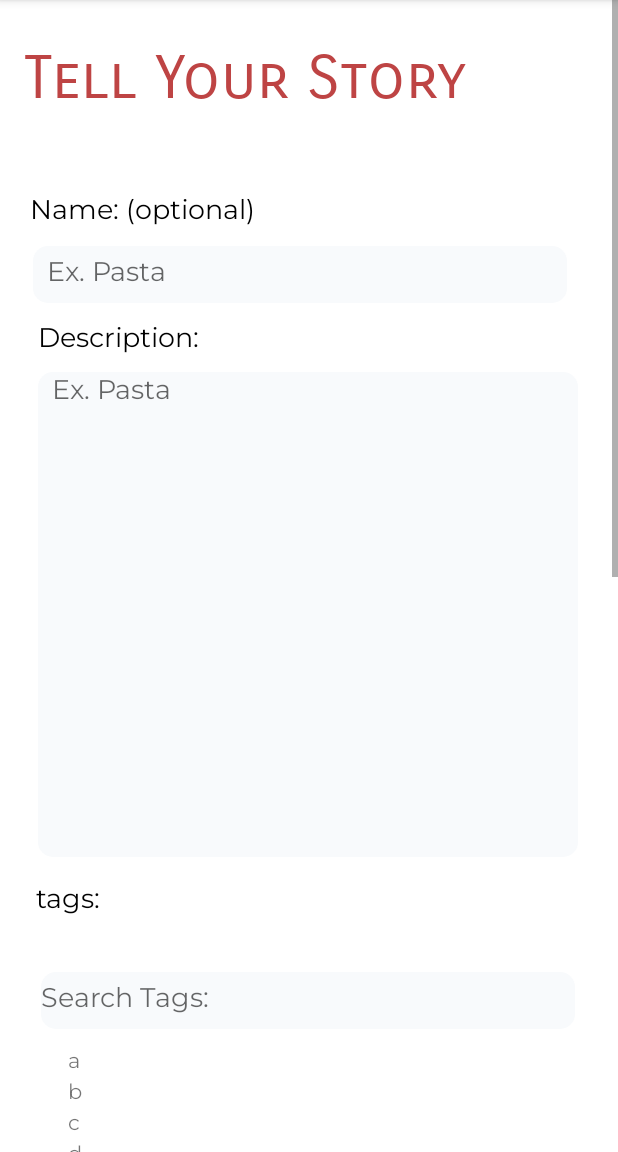
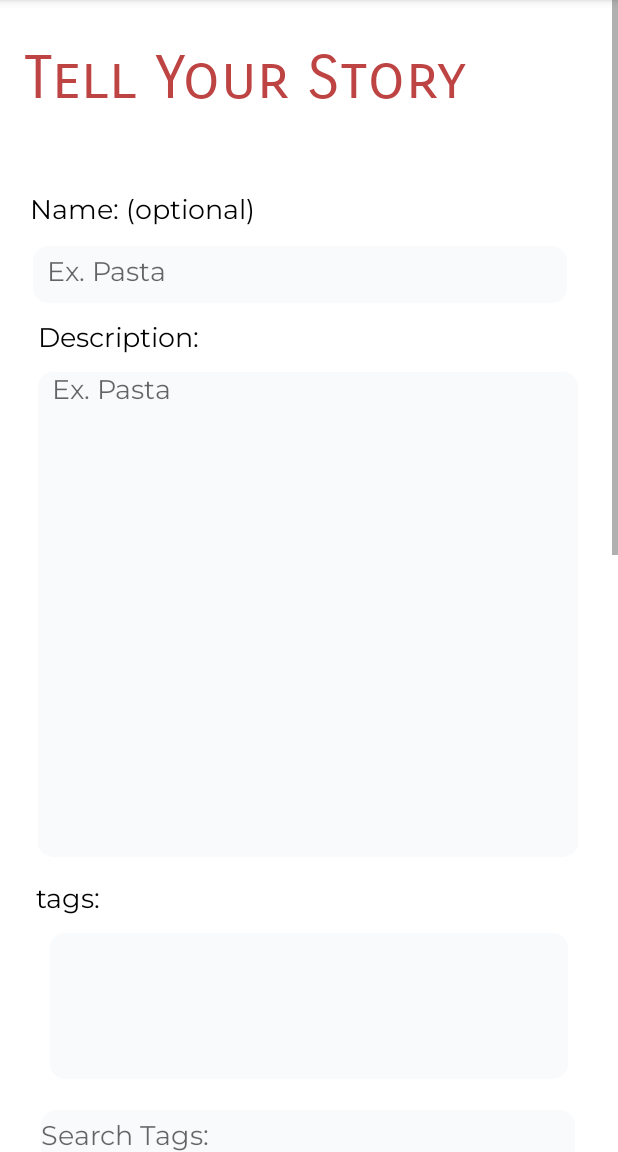
Before and after one commit to etanguan/ShadProject, an Android app: the TellYourStory screen opened directly, with no data from a screen before it, on a phone screen of 412 x 824 dp, the part 84-1236 px from its top. Run offline under Robolectric (Android 15) with nearby library versions, the phone set to English and light mode, and no system bars; our stand-ins replace Firebase (no records; nobody signed in at launch, a user with empty details on screens opened directly).

Commit message:
Another commit did way too much im too lazy to say it all here

```diff
--- a/app/build.gradle
+++ b/app/build.gradle
@@ -45,4 +45,7 @@ dependencies {
     testImplementation 'junit:junit:4.13.2'
     androidTestImplementation 'androidx.test.ext:junit:1.1.3'
     androidTestImplementation 'androidx.test.espresso:espresso-core:3.4.0'
+
+    implementation 'com.google.android.material:material:1.6.1'
+
 }
--- /dev/null
+++ b/app/src/main/java/com/example/shadproject/RecyclerItemSelectedListener.java
@@ -0,0 +1,6 @@
+package com.example.shadproject;
+
+public interface RecyclerItemSelectedListener {
+    public void onItemSelected(String string);
+
+}
--- a/app/src/main/java/com/example/shadproject/TellYourStory.java
+++ b/app/src/main/java/com/example/shadproject/TellYourStory.java
@@ -4,16 +4,41 @@ import androidx.appcompat.app.AppCompatActivity;
 import androidx.recyclerview.widget.LinearLayoutManager;
 import androidx.recyclerview.widget.RecyclerView;
 
+import android.content.Intent;
 import android.os.Bundle;
+import android.text.Editable;
+import android.text.TextWatcher;
+import android.view.View;
+import android.widget.Button;
+import android.widget.EditText;
 import android.widget.TextView;
+import android.widget.Toast;
+
+import com.google.android.material.chip.Chip;
+import com.google.android.material.chip.ChipGroup;
+import com.google.firebase.auth.FirebaseAuth;
+import com.google.firebase.database.DatabaseReference;
+import com.google.firebase.database.FirebaseDatabase;
 
 import java.util.ArrayList;
 import java.util.Arrays;
 
-public class TellYourStory extends AppCompatActivity {
+public class TellYourStory extends AppCompatActivity implements RecyclerItemSelectedListener {
     private RecyclerView tagList;
+    private EditText tagSearch, name, description;
+    private Button postBtn;
+    private ChipGroup mChipGroup;
+    ArrayList<String> selectedTags;
     ArrayList<String> tags;
     String[] temp = {"a", "b", "c", "d"};
+
+    private FirebaseAuth mAuth;
+    FirebaseDatabase rootNode;
+    DatabaseReference reference;
+    final FirebaseDatabase database = FirebaseDatabase.getInstance();
+
+    DatabaseReference ref = database.getReference();
+
 
     @Override
     protected void onCreate(Bundle savedInstanceState) {
@@ -22,16 +47,109 @@ public class TellYourStory extends AppCompatActivity {
         setContentView(R.layout.activity_tell_your_story2);
 
         tags = new ArrayList<>();
+        selectedTags = new ArrayList<>();
         tags.addAll(Arrays.asList(temp));
 
-        RecyclerView taglist = findViewById(R.id.tagList);
+        mAuth = FirebaseAuth.getInstance();
+
+        name = findViewById(R.id.TYSNameInput);
+        description = findViewById(R.id.TYSDescriptionInput);
+        postBtn = findViewById(R.id.TYSBtn);
+
+        postBtn.setOnClickListener(new View.OnClickListener() {
+            @Override
+            public void onClick(View view) {
+                postTYS();
+            }
+        });
+
+        RecyclerView tagList = findViewById(R.id.tagList);
+        tagSearch = findViewById(R.id.tagSearch);
+        mChipGroup = findViewById(R.id.selectedTags);
+        tagSearch.addTextChangedListener(new TextWatcher() {
+            @Override
+            public void beforeTextChanged(CharSequence charSequence, int i, int i1, int i2) {
+
+            }
+
+            @Override
+            public void onTextChanged(CharSequence s, int i, int i1, int i2) {
+                String userInput = s.toString();
+                ArrayList<String> newTags = new ArrayList<>();
+                for(String str : tags) {
+                    if(str.contains(userInput)) {
+                        newTags.add(str);
+                    }
+                }
+
+                tagListAdapter adapter = new tagListAdapter(TellYourStory.this, newTags);
+                tagList.setAdapter(adapter);
+
+
+
+            }
+
+            @Override
+            public void afterTextChanged(Editable editable) {
+
+            }
+        });
+
+
+
 
         tagListAdapter adapter = new tagListAdapter(this, tags);
 
-        taglist.setAdapter(adapter);
-        taglist.setLayoutManager(new LinearLayoutManager(this));
+        tagList.setAdapter(adapter);
+        tagList.setLayoutManager(new LinearLayoutManager(this));
 
 
 
     }
+
+
+    @Override
+    public void onItemSelected(String tag) {
+        Chip chip = new Chip(this);
+        selectedTags.add(tag);
+        chip.setText(tag);
+        chip.setCloseIconVisible(true);
+        chip.setCheckable(false);
+        chip.setClickable(false);
+        chip.setOnCloseIconClickListener(new View.OnClickListener() {
+            @Override
+            public void onClick(View view) {
+                Chip chip = (Chip) view;
+                mChipGroup.removeView(chip);
+                selectedTags.remove(tag);
+
+            }
+        });
+
+        mChipGroup.addView(chip);
+        mChipGroup.setVisibility(View.VISIBLE);
+
+
+    }
+
+    private void postTYS() {
+
+
+        String seller = mAuth.getCurrentUser().getUid();
+        String Name = name.getText().toString().trim();
+
+        String Description = description.getText().toString().trim();
+        ArrayList<String> Tags = selectedTags;
+
+
+        TYSentry item = new TYSentry(Name, Description, seller, Tags);
+
+        DatabaseReference Ref = ref.child("SellItems");
+        Ref.setValue(item);
+
+        Toast.makeText(TellYourStory.this, "Post Successful", Toast.LENGTH_LONG).show();
+
+        startActivity(new Intent(TellYourStory.this, MainActivity.class));
+
+    }
 }
--- a/app/src/main/java/com/example/shadproject/tagListAdapter.java
+++ b/app/src/main/java/com/example/shadproject/tagListAdapter.java
@@ -2,9 +2,11 @@ package com.example.shadproject;
 
 
 import android.content.Context;
+import android.provider.DocumentsContract;
 import android.view.LayoutInflater;
 import android.view.View;
 import android.view.ViewGroup;
+import android.widget.LinearLayout;
 import android.widget.TextView;
 
 import androidx.annotation.NonNull;
@@ -16,10 +18,12 @@ public class tagListAdapter extends RecyclerView.Adapter<tagListAdapter.MyViewHo
 
     Context context;
     ArrayList<String> taglist;
+    private RecyclerItemSelectedListener itemSelectedListener;
 
     public tagListAdapter(Context context, ArrayList<String> taglist) {
         this.context = context;
         this.taglist = taglist;
+        itemSelectedListener = (TellYourStory)context;
 
     }
     @NonNull
@@ -43,13 +47,34 @@ public class tagListAdapter extends RecyclerView.Adapter<tagListAdapter.MyViewHo
         return taglist.size();
     }
 
-    public static class MyViewHolder extends RecyclerView.ViewHolder{
+    public class MyViewHolder extends RecyclerView.ViewHolder implements View.OnClickListener {
+
+        LinearLayout RootView;
 
         TextView tag;
         public MyViewHolder(@NonNull View itemView) {
             super(itemView);
             tag = itemView.findViewById(R.id.tagName);
+            RootView = itemView.findViewById(R.id.rootView);
+            RootView.setOnClickListener(this);
+
+
+        }
+
+
+        @Override
+        public void onClick(View view) {
+            itemSelectedListener.onItemSelected(taglist.get(getAdapterPosition()));
 
         }
     }
+
+    public void updatelist(ArrayList<String> newtags) {
+        taglist.clear();
+        taglist.addAll(newtags);
+        notifyDataSetChanged();
+    }
+
+
+
 }
--- a/app/src/main/res/layout/activity_tell_your_story2.xml
+++ b/app/src/main/res/layout/activity_tell_your_story2.xml
@@ -42,7 +42,7 @@
             app:layout_constraintTop_toBottomOf="@+id/PageTellYourStoryTitle" />
 
         <EditText
-            android:id="@+id/sellTitleInput"
+            android:id="@+id/TYSNameInput"
             android:layout_width="356dp"
             android:layout_height="38dp"
             android:layout_alignParentStart="true"
@@ -69,7 +69,7 @@
             android:layout_alignParentStart="true"
             android:layout_alignParentTop="true"
             android:layout_marginStart="14dp"
-            android:layout_marginTop="648dp"
+            android:layout_marginTop="740dp"
             android:background="@drawable/roundstyle"
             android:backgroundTint="#F8FAFC"
             android:ems="10"
@@ -84,6 +84,7 @@
             app:layout_constraintTop_toTopOf="parent" />
 
         <TextView
+
             android:id="@+id/SellDescription"
             android:layout_width="wrap_content"
             android:layout_height="wrap_content"
@@ -95,10 +96,26 @@
             android:text="Description:"
             android:textColor="#000000"
             android:textSize="18sp"
-            app:layout_constraintBottom_toTopOf="@+id/SellDescriptionInput"
+            app:layout_constraintBottom_toTopOf="@+id/TYSDescriptionInput"
             app:layout_constraintEnd_toEndOf="parent"
             app:layout_constraintHorizontal_bias="0.041"
             app:layout_constraintStart_toStartOf="parent" />
+
+        <com.google.android.material.chip.ChipGroup
+            android:id="@+id/selectedTags"
+            android:radius="100dp"
+
+            android:layout_width="345dp"
+            android:layout_height="97dp"
+            android:layout_marginTop="8dp"
+            android:background="@drawable/roundstyle"
+            android:backgroundTint="#F8FAFC"
+            app:layout_constraintEnd_toEndOf="parent"
+            app:layout_constraintStart_toStartOf="parent"
+            app:layout_constraintTop_toBottomOf="@+id/TYStags"
+            >
+
+        </com.google.android.material.chip.ChipGroup>
 
         <TextView
             android:id="@+id/TYStags"
@@ -113,10 +130,10 @@
             android:textColor="#000000"
             android:textSize="18sp"
             app:layout_constraintStart_toStartOf="parent"
-            app:layout_constraintTop_toBottomOf="@+id/SellDescriptionInput" />
+            app:layout_constraintTop_toBottomOf="@+id/TYSDescriptionInput" />
 
         <EditText
-            android:id="@+id/SellDescriptionInput"
+            android:id="@+id/TYSDescriptionInput"
             android:layout_width="360dp"
             android:layout_height="323dp"
             android:layout_alignParentStart="true"
@@ -143,13 +160,13 @@
             app:layout_constraintTop_toTopOf="parent" />
 
         <Button
-            android:id="@+id/SellItemBtn"
+            android:id="@+id/TYSBtn"
             android:layout_width="wrap_content"
             android:layout_height="wrap_content"
             android:layout_alignParentStart="true"
             android:layout_alignParentTop="true"
-            android:layout_marginTop="800dp"
-            android:text="Sell"
+            android:layout_marginTop="500dp"
+            android:text="Post"
             app:layout_constraintEnd_toEndOf="parent"
             app:layout_constraintHorizontal_bias="0.498"
             app:layout_constraintStart_toStartOf="parent"
@@ -160,7 +177,7 @@
             android:layout_width="409dp"
             android:layout_height="799dp"
             android:layout_marginStart="24dp"
-            android:layout_marginTop="12dp"
+            android:layout_marginTop="16dp"
             app:layout_constraintStart_toStartOf="parent"
             app:layout_constraintTop_toBottomOf="@+id/tagSearch" />
 
--- a/app/src/main/res/layout/taglistitem.xml
+++ b/app/src/main/res/layout/taglistitem.xml
@@ -3,10 +3,13 @@
     android:orientation="vertical"
     android:layout_width="match_parent"
     android:layout_height="wrap_content"
-    android:weightSum="100">
+    android:weightSum="100"
+    android:id="@+id/rootView">
+
 
 
     <RelativeLayout
+
         android:layout_width="380dp"
         android:layout_height="wrap_content"
         android:layout_marginHorizontal="5dp"
```
Also changed, not shown: app/src/main/java/com/example/shadproject/TYSentry.java (added, +21 -0 lines).
